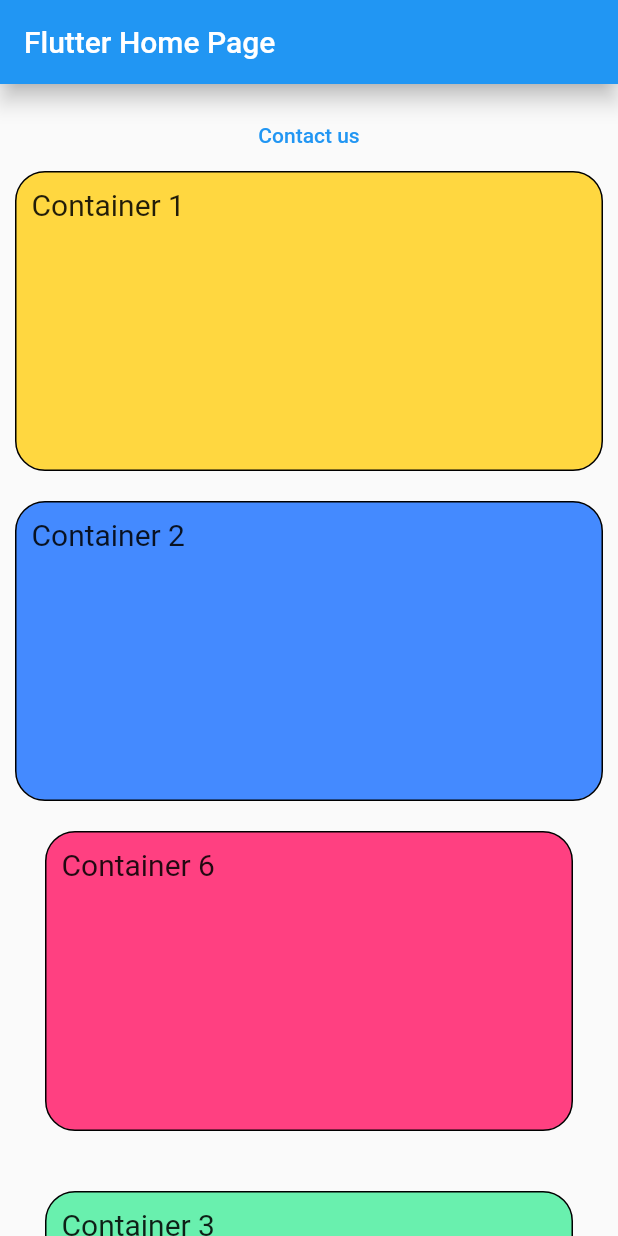
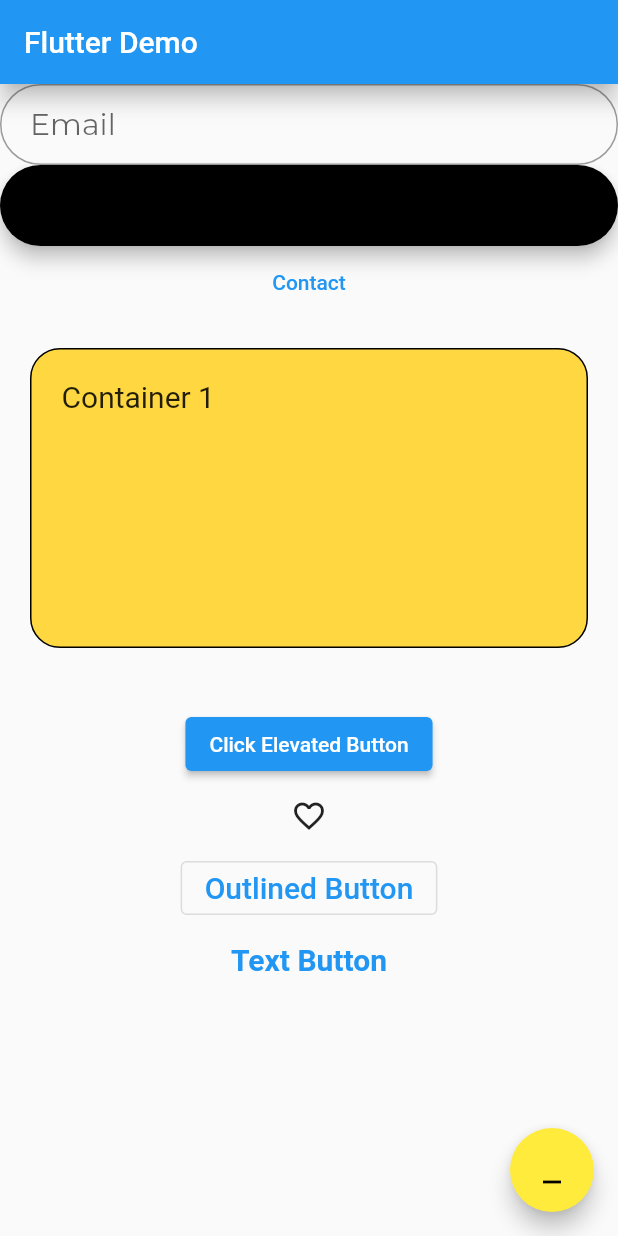
Before and after one commit to Marilyn-164/flutter_widgets, a Flutter app: the screen it shows after launch, on a phone screen of 412 x 824 dp. Run offline on Flutter 3.47's test engine with Material 2 defaults, Android fonts, the phone set to English and light mode, and no system bars; our stand-ins replace google_fonts.

Commit message:
widger_demo

```diff
--- a/lib/main.dart
+++ b/lib/main.dart
@@ -1,5 +1,4 @@
 import 'package:flutter/material.dart';
-import 'package:flutter/rendering.dart';
 import 'package:google_fonts/google_fonts.dart';
 
 void main() {
@@ -7,6 +6,7 @@ void main() {
 }
 
 class MyApp extends StatelessWidget {
+  // This widget is the root of your application.
   @override
   Widget build(BuildContext context) {
     return MaterialApp(
@@ -15,60 +15,110 @@ class MyApp extends StatelessWidget {
       theme: ThemeData(
         primarySwatch: Colors.blue,
       ),
-      home: MyHomePage(title: 'Flutter Home Page'),
+      home: MyHomePage(title: 'Flutter Demo'),
     );
   }
 }
 
 class MyHomePage extends StatefulWidget {
   MyHomePage({Key key, this.title}) : super(key: key);
+
   final String title;
 
   @override
   _MyHomePageState createState() => _MyHomePageState();
 }
 
-void alertfunction(BuildContext context) {
-  showDialog(
-    context: context,
-    builder: (BuildContext context) {
-      return AlertDialog(
-        backgroundColor: Colors.amberAccent,
-        title: Text('Contact Us'),
-        content: Text('mail us at mai@google.com'),
-        actions: <Widget>[
-          FlatButton(
-            onPressed: () {
-              Navigator.of(context).pop();
-            },
-            child: Text('Close'),
-          ),
-        ],
-      );
-    },
-  );
-}
-
 class _MyHomePageState extends State<MyHomePage> {
-  int count = 0, count2 = 0;
+  int counter = 0;
   @override
   Widget build(BuildContext context) {
+    final loginButton = Material(
+      elevation: 5,
+      borderRadius: BorderRadius.circular(30),
+      color: Colors.black,
+      child: MaterialButton(
+        onPressed: () {},
+        padding: EdgeInsets.fromLTRB(20, 15, 20, 15),
+        child: Text(
+          'Sign in',
+          style: GoogleFonts.montserrat(
+            fontSize: 20,
+            fontWeight: FontWeight.w400,
+          ),
+        ),
+        minWidth: MediaQuery.of(context).size.width,
+      ),
+    );
+
+    final txtField = TextField(
+                  obscureText: false,
+                  style: GoogleFonts.montserrat(
+                    fontSize: 20.0,
+                  ),
+                  decoration: InputDecoration(
+                    contentPadding: EdgeInsets.fromLTRB(20.0, 15.0, 20.0, 15.0),
+                    hintText: 'Email',
+                    border: OutlineInputBorder(
+                      borderRadius: BorderRadius.circular(30.0),
+                    ),
+                  ),
+                );
+
+
+
+
     return Scaffold(
+      floatingActionButton: FloatingActionButton(
+        onPressed: () {
+          setState(() {
+            counter = counter - 1;
+          });
+          print('Floating button clicked $counter');
+        },
+        child: Icon(Icons.minimize),
+        foregroundColor: Colors.black,
+        backgroundColor: Colors.yellow,
+        elevation: 6.0,
+        focusColor: Colors.amber,
+      ),
       appBar: AppBar(
         title: Text(widget.title),
         elevation: 6.0,
       ),
       body: Center(
         child: ListView(
-        padding: EdgeInsets.all(10.0),
+          children: [
+            Column(
+              mainAxisAlignment: MainAxisAlignment.center,
               children: <Widget>[
+
+                txtField,
+
+                loginButton,
+
                 TextButton(
                   onPressed: () {
-                alertfunction(context);
+                    showDialog(
+                        context: context,
+                        builder: (BuildContext context) {
+                          return AlertDialog(
+                            titlePadding: EdgeInsets.all(10.0),
+                            backgroundColor: Colors.lightBlue,
+                            insetPadding: EdgeInsets.all(20.0),
+                            contentTextStyle: TextStyle(color: Colors.blue),
+                            title: Text('Contact Info'),
+                            content: Text('mail us at: maail@nextingo.in'),
+                            actions: <Widget>[],
+                          );
+                        });
                   },
-              child: Text('Contact us')),
-          Container(
-            padding: EdgeInsets.all(10.0),
+                  child: Text('Contact'),
+                ),
+                Padding(
+                  padding: const EdgeInsets.only(bottom: 20.0),
+                  child: Container(
+                    padding: EdgeInsets.all(20.0),
                     height: 200.0,
                     width: MediaQuery.of(context).size.width,
                     child: Text(
@@ -77,98 +127,56 @@ class _MyHomePageState extends State<MyHomePage> {
                         fontSize: 20.0,
                       ),
                     ),
+                    margin: EdgeInsets.all(20),
                     decoration: BoxDecoration(
                       borderRadius: BorderRadius.circular(20.0),
                       color: Colors.amberAccent,
                       border: Border.all(
                           width: 1.0,
                           color: Colors.black,
-                style: BorderStyle.solid,
+                          style: BorderStyle.solid),
                     ),
                   ),
                 ),
-          SizedBox(
-            height: 20.0,
+                ElevatedButton(
+                  onPressed: () {
+                    print('Elevated button clicked');
+                  },
+                  child: Text(
+                    'Click Elevated Button',
                   ),
-          Container(
-            padding: EdgeInsets.all(10.0),
-            height: 200.0,
-            width: MediaQuery.of(context).size.width - 20,
+                ),
+                IconButton(
+                  onPressed: () {
+                    print('Icon Button Clicked');
+                  },
+                  icon: Icon(Icons.favorite_border_sharp),
+                ),
+                OutlinedButton(
+                  onPressed: () {},
                   child: Text(
-              'Container 2',
+                    'Outlined Button',
                     style: GoogleFonts.roboto(
                       fontSize: 20.0,
                     ),
                   ),
-            decoration: BoxDecoration(
-              borderRadius: BorderRadius.circular(20.0),
-              color: Colors.blueAccent,
-              border: Border.all(
-                  width: 1.0, color: Colors.black, style: BorderStyle.solid),
+                  autofocus: true,
                 ),
-          ),
-          Padding(
-            padding: const EdgeInsets.all(20.0),
-            child: Container(
-              padding: EdgeInsets.all(10.0),
-              height: 200.0,
-              width: MediaQuery.of(context).size.width,
+                TextButton(
+                  onPressed: () {},
                   child: Text(
-                'Container 6',
+                    'Text Button',
                     style: GoogleFonts.roboto(
                       fontSize: 20.0,
-                ),
-              ),
-              decoration: BoxDecoration(
-                borderRadius: BorderRadius.circular(20.0),
-                color: Colors.pinkAccent,
-                border: Border.all(
-                    width: 1.0, color: Colors.black, style: BorderStyle.solid),
+                      fontWeight: FontWeight.bold,
                     ),
                   ),
                 ),
-          Padding(
-            padding: const EdgeInsets.all(20.0),
-            child: Container(
-              padding: EdgeInsets.all(10.0),
-              height: 200.0,
-              width: MediaQuery.of(context).size.width,
-              child: Text(
-                'Container 3',
-                style: GoogleFonts.roboto(
-                  fontSize: 20.0,
+              ],
+            ),
+          ],
         ),
       ),
-              decoration: BoxDecoration(
-                borderRadius: BorderRadius.circular(20.0),
-                color: Colors.greenAccent,
-                border: Border.all(
-                    width: 1.0, color: Colors.black, style: BorderStyle.solid),
-              ),
-            ),
-          ),
-          Padding(
-            padding: const EdgeInsets.all(20.0),
-            child: Container(
-              padding: EdgeInsets.all(10.0),
-              height: 200.0,
-              width: MediaQuery.of(context).size.width,
-              child: Text(
-                'Container 4',
-                style: GoogleFonts.roboto(
-                  fontSize: 20.0,
-                ),
-              ),
-              decoration: BoxDecoration(
-                borderRadius: BorderRadius.circular(20.0),
-                color: Colors.purpleAccent,
-                border: Border.all(
-                    width: 1.0, color: Colors.black, style: BorderStyle.solid),
-              ),
-            ),
-          )
-        ],
-      )),
     );
   }
 }
```
Lines whose indentation alone changed are shown as unchanged.
